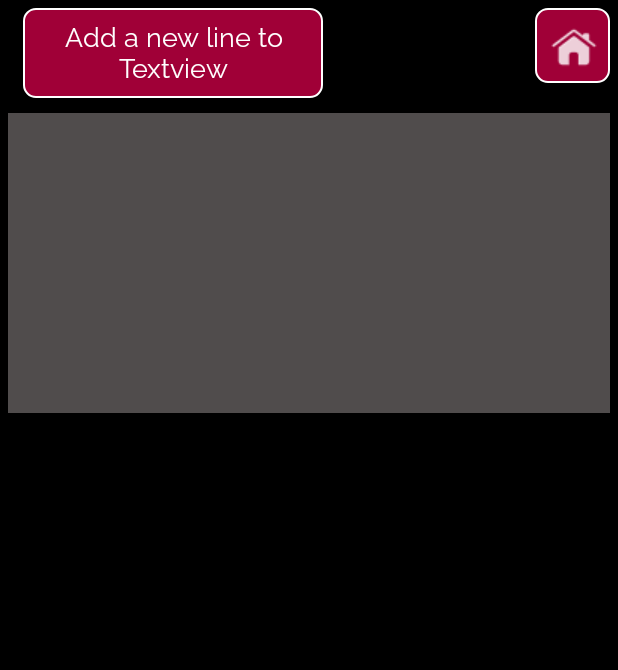
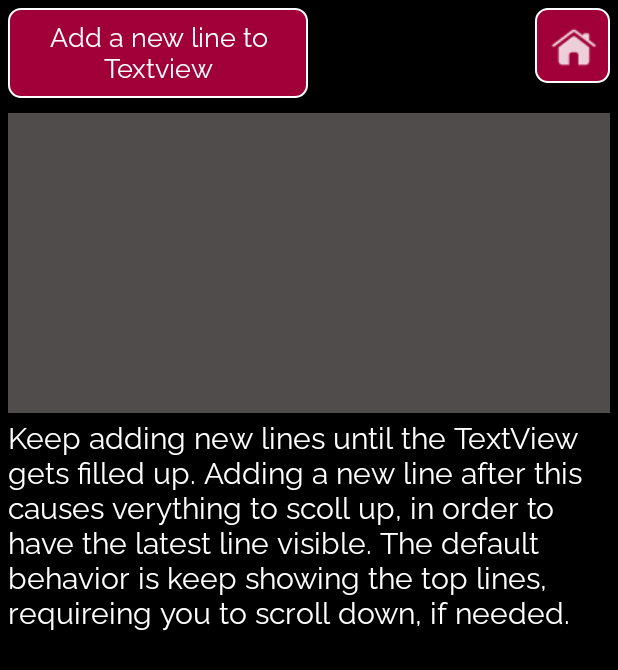
Before and after one commit to florinmuscalu/AndroidSamples, an Android app: the Activity_1 screen opened directly, with no data from a screen before it, on a phone screen of 412 x 824 dp. Shown: the top 670 px of the screen. Run offline under Robolectric (Android 15) with nearby library versions, the phone set to English and light mode, and no system bars.

Commit message:
Added the example for adding a new line to a TextView and scrolling up at the same time. Part 2.

```diff
--- a/app/src/main/res/layout/activity_1.xml
+++ b/app/src/main/res/layout/activity_1.xml
@@ -14,10 +14,8 @@
         android:layout_height="60dp"
         android:layout_marginStart="5dp"
         android:layout_marginTop="5dp"
-        android:layout_marginEnd="131dp"
         android:onClick="addLine"
         android:text="Add a new line to Textview"
-        app:layout_constraintEnd_toStartOf="@+id/home1"
         app:layout_constraintStart_toStartOf="parent"
         app:layout_constraintTop_toTopOf="parent" />
 
@@ -59,4 +57,16 @@
         app:layout_constraintStart_toStartOf="parent"
         app:layout_constraintTop_toBottomOf="@+id/addLine"
         app:layout_constraintVertical_bias="0.0" />
+
+    <TextView
+        android:id="@+id/textView"
+        style="?attr/TextViewStyle"
+        android:layout_width="wrap_content"
+        android:layout_height="wrap_content"
+        android:layout_marginStart="5dp"
+        android:layout_marginTop="5dp"
+        android:text="Keep adding new lines until the TextView gets filled up. Adding a new line after this causes verything to scoll up, in order to have the latest line visible. The default behavior is keep showing the top lines, requireing you to scroll down, if needed."
+        android:textColor="?attr/text_color"
+        app:layout_constraintStart_toStartOf="parent"
+        app:layout_constraintTop_toBottomOf="@+id/test_text" />
 </androidx.constraintlayout.widget.ConstraintLayout>
```
